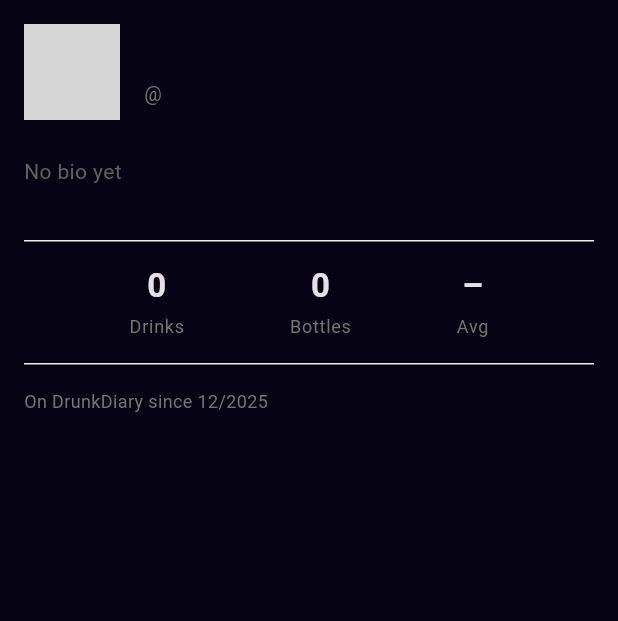
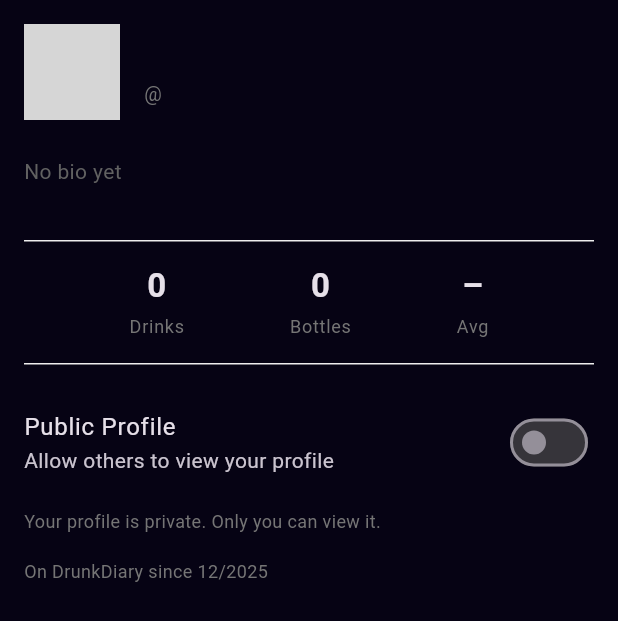
Before and after one commit to ictinus0222/DrunkDiary, a Flutter app: the ProfileContent widget shown alone on an empty page, opened directly with empty values, on a phone screen of 412 x 824 dp. Shown: the top 621 px of the screen. Run offline on Flutter 3.47's test engine with Material 3 defaults, Android fonts, the phone set to English and light mode, and no system bars; our stand-ins replace cloud_firestore, firebase_auth, firebase_core, google_sign_in, timeago; accounts and stored records are empty; network calls fail; grey boxes are pictures that could not be loaded.

Commit message:
feat: Add public / private profile toggle (#34)

```diff
--- a/lib/features/profile/models/user_model.dart
+++ b/lib/features/profile/models/user_model.dart
@@ -47,7 +47,7 @@ class UserModel {
       'createdAt': Timestamp.fromDate(createdAt),
       // Profile
       'bio': bio,
-      'isPublic': isProfilePublic,
+      'isProfilePublic': isProfilePublic,
       'username': username,
     };
   }
--- a/lib/features/profile/widgets/profile_content.dart
+++ b/lib/features/profile/widgets/profile_content.dart
@@ -2,15 +2,56 @@ import 'package:flutter/material.dart';
 
 import '../models/stats_model.dart';
 import '../models/user_model.dart';
+import '../repositories/profile_repository.dart';
 
-class ProfileContent extends StatelessWidget {
+class ProfileContent extends StatefulWidget {
   final UserModel user;
   final ProfileStats stats;
 
   const ProfileContent({
+    super.key,
     required this.user,
     required this.stats,
   });
+
+  @override
+  State<ProfileContent> createState() => _ProfileContentState();
+}
+
+class _ProfileContentState extends State<ProfileContent> {
+  final UserRepository _userRepository = UserRepository();
+
+  late bool isProfilePublic;
+  bool isUpdating = false;
+
+  @override
+  void initState() {
+    super.initState();
+    isProfilePublic = widget.user.isProfilePublic;
+  }
+
+  Future<void> _toggleProfileVisibility(bool value) async {
+    setState(() {
+      isProfilePublic = value;
+      isUpdating = true;
+    });
+
+    try {
+      await _userRepository.updateProfileVisibility(
+        userId: widget.user.id,
+        isProfilePublic: value,
+      );
+    } catch (e) {
+      // Rollback on failure (safe fallback)
+      setState(() {
+        isProfilePublic = !value;
+      });
+    } finally {
+      setState(() {
+        isUpdating = false;
+      });
+    }
+  }
 
   @override
   Widget build(BuildContext context) {
@@ -25,8 +66,10 @@ class ProfileContent extends StatelessWidget {
               CircleAvatar(
                 radius: 32,
                 backgroundImage:
-                user.photoUrl != null ? NetworkImage(user.photoUrl!) : null,
-                child: user.photoUrl == null
+                widget.user.photoUrl != null
+                    ? NetworkImage(widget.user.photoUrl!)
+                    : null,
+                child: widget.user.photoUrl == null
                     ? const Icon(Icons.person, size: 32)
                     : null,
               ),
@@ -35,7 +78,7 @@ class ProfileContent extends StatelessWidget {
                 crossAxisAlignment: CrossAxisAlignment.start,
                 children: [
                   Text(
-                    user.displayName,
+                    widget.user.displayName,
                     style: Theme.of(context)
                         .textTheme
                         .titleLarge
@@ -43,13 +86,12 @@ class ProfileContent extends StatelessWidget {
                   ),
                   const SizedBox(height: 2),
                   Text(
-                    '@${user.username}',
+                    '@${widget.user.username}',
                     style: TextStyle(
                       fontSize: 13,
                       color: Colors.grey.shade600,
                     ),
                   ),
-
                 ],
               ),
             ],
@@ -57,20 +99,19 @@ class ProfileContent extends StatelessWidget {
 
           const SizedBox(height: 12),
 
-          if (user.bio == null || user.bio!.isEmpty)
+          if (widget.user.bio == null || widget.user.bio!.isEmpty)
             Container(
               width: double.infinity,
               padding: const EdgeInsets.symmetric(vertical: 12),
               child: Text(
                 'No bio yet',
                 style: TextStyle(
-                    color: Colors.grey.shade700,
-                    fontSize: 14,
-                    height: 1.4,
+                  color: Colors.grey.shade700,
+                  fontSize: 14,
+                  height: 1.4,
                 ),
               ),
             ),
-
 
           const SizedBox(height: 24),
 
@@ -86,14 +127,19 @@ class ProfileContent extends StatelessWidget {
             child: Row(
               mainAxisAlignment: MainAxisAlignment.spaceEvenly,
               children: [
-                _StatItem(label: 'Drinks', value: stats.totalLogs.toString()),
-                _StatItem(label: 'Bottles', value: stats.uniqueBottles.toString()),
+                _StatItem(
+                  label: 'Drinks',
+                  value: widget.stats.totalLogs.toString(),
+                ),
+                _StatItem(
+                  label: 'Bottles',
+                  value: widget.stats.uniqueBottles.toString(),
+                ),
                 _StatItem(
                   label: 'Avg',
-                  value: stats.averageRating == 0
+                  value: widget.stats.averageRating == 0
                       ? '–'
-                      : stats.averageRating.toStringAsFixed(1),
-
+                      : widget.stats.averageRating.toStringAsFixed(1),
                 ),
               ],
             ),
@@ -101,15 +147,38 @@ class ProfileContent extends StatelessWidget {
 
           const SizedBox(height: 16),
 
+          // 🔐 Public / Private Toggle
+          SwitchListTile(
+            contentPadding: EdgeInsets.zero,
+            title: const Text('Public Profile'),
+            subtitle: const Text(
+              'Allow others to view your profile',
+            ),
+            value: isProfilePublic,
+            onChanged: isUpdating ? null : _toggleProfileVisibility,
+          ),
+
+          const SizedBox(height: 8),
+
           Text(
-            'On DrunkDiary since ${user.createdAt.month}/${user.createdAt.year}',
+            isProfilePublic
+                ? 'Your profile is visible via a shareable link.'
+                : 'Your profile is private. Only you can view it.',
+            style: TextStyle(
+              fontSize: 12,
+              color: Colors.grey.shade600,
+            ),
+          ),
+
+          const SizedBox(height: 16),
+
+          Text(
+            'On DrunkDiary since ${widget.user.createdAt.month}/${widget.user.createdAt.year}',
             style: TextStyle(fontSize: 12, color: Colors.grey.shade600),
           ),
         ],
       ),
     );
-
-
   }
 }
 
@@ -141,7 +210,6 @@ class _StatItem extends StatelessWidget {
             color: Colors.grey.shade600,
           ),
         ),
-
       ],
     );
   }
```
Also changed, not shown: lib/features/profile/models/profile_data.dart (added, +12 -0 lines), lib/features/profile/repositories/profile_repository.dart (added, +39 -0 lines), lib/features/profile/screens/profile_screen.dart (+13 -32 lines), lib/features/profile/repositories/user_repository.dart (deleted).
